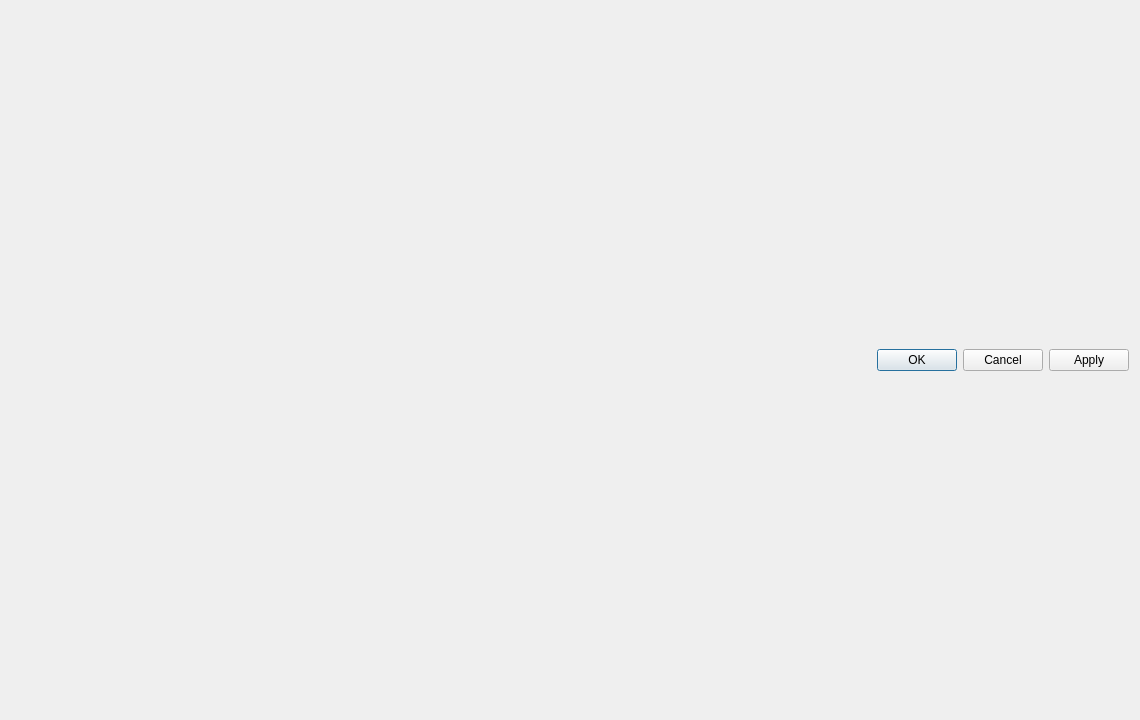
First picture: the form in dsvedit/enemy_editor.ui, repository LagoLunatic/DSVEdit, before the edit.
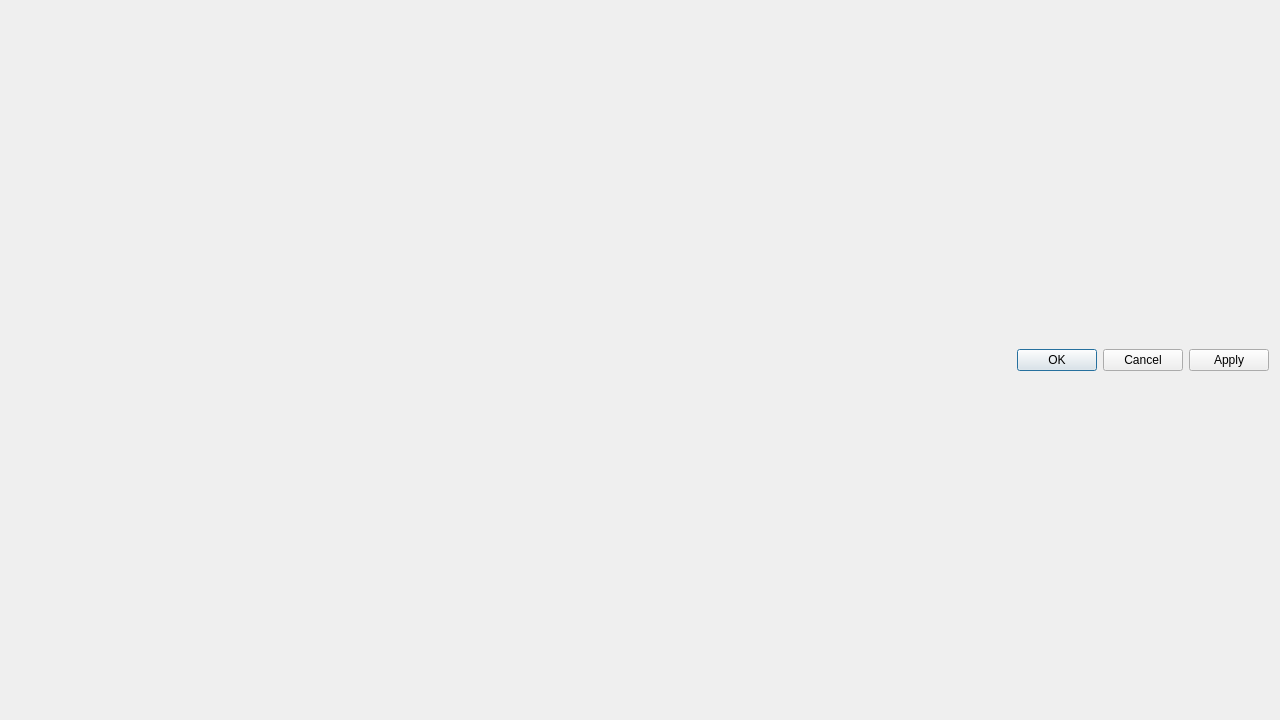
Second picture: the form after the edit.

The edit to the form file:
```diff
--- a/dsvedit/enemy_editor.ui
+++ b/dsvedit/enemy_editor.ui
@@ -6,7 +6,7 @@
    <rect>
     <x>0</x>
     <y>0</y>
-    <width>1140</width>
+    <width>1280</width>
     <height>720</height>
    </rect>
   </property>
```
Left out of the diff: 2 changed lines with no effect on the pictures.
